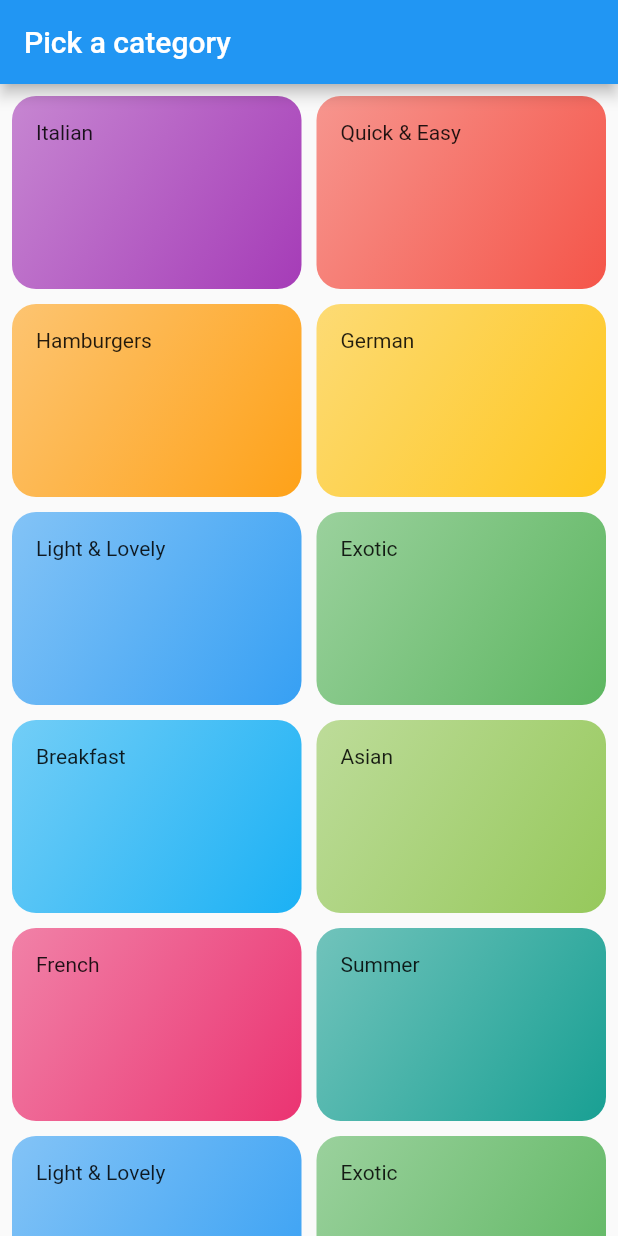
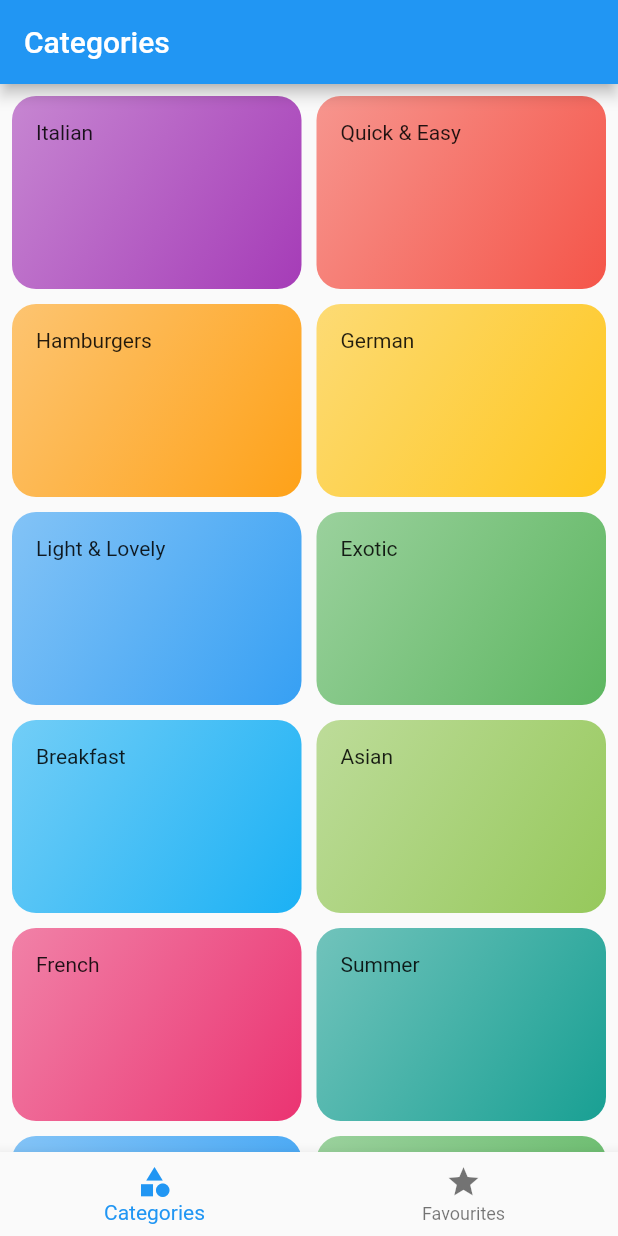
Before and after one commit to analyst097/meals_app, a Flutter app: the screen it shows after launch, on a phone screen of 412 x 824 dp. Run offline on Flutter 3.47's test engine with Material 2 defaults, Android fonts, the phone set to English and light mode, and no system bars; our stand-ins replace transparent_image.

Commit message:
added tabs view and meal details screen.

```diff
--- a/lib/main.dart
+++ b/lib/main.dart
@@ -1,5 +1,6 @@
 import 'package:flutter/material.dart';
 import 'package:meals_app/screens/categories.screen.dart';
+import 'package:meals_app/screens/tabs.screen.dart';
 
 
 final theme = ThemeData(
@@ -21,7 +22,7 @@ class App extends StatelessWidget {
   Widget build(BuildContext context) {
     return const MaterialApp(
         // theme: theme,
-        home: CategoriesScreen()
+        home: TabsScreen()
     );
   }
 }
--- a/lib/screens/categories.screen.dart
+++ b/lib/screens/categories.screen.dart
@@ -10,11 +10,7 @@ class CategoriesScreen extends StatelessWidget {
 
   @override
   Widget build(BuildContext context) {
-    return Scaffold(
-      appBar: AppBar(
-        title: const Text("Pick a category"),
-      ),
-      body: GridView(
+    return GridView(
       padding: const EdgeInsets.all(8),
       gridDelegate: const SliverGridDelegateWithFixedCrossAxisCount(
           crossAxisCount: 2,
@@ -26,7 +22,6 @@ class CategoriesScreen extends StatelessWidget {
         for (final el in availableCategories)
           CategoryGridItem(category: el, selectCategory: _selectCategory,)
       ],
-      ),
     );
   }
 
--- a/lib/screens/meals.screen.dart
+++ b/lib/screens/meals.screen.dart
@@ -17,7 +17,7 @@ class MealsScreen extends StatelessWidget {
   Widget build(BuildContext context) {
     Widget content;
     if(meals.isEmpty){
-      content = const Center(child: Text("No Meals."),);
+      content = const Center(child: Text("Nothing here."),);
     } else {
       content = ListView.builder(
           itemCount: meals.length,
--- /dev/null
+++ b/lib/screens/tabs.screen.dart
@@ -0,0 +1,48 @@
+import 'package:flutter/material.dart';
+import 'package:meals_app/screens/categories.screen.dart';
+import 'package:meals_app/screens/meals.screen.dart';
+
+import '../data/data.dart';
+
+class TabsScreen extends StatefulWidget {
+  const TabsScreen({super.key});
+
+  @override
+  State<TabsScreen> createState() => _TabsScreenState();
+}
+
+class _TabsScreenState extends State<TabsScreen> {
+
+  int _activeTab = 0;
+
+  _selectPage(int index){
+    setState(() {
+      _activeTab = index;
+    });
+  }
+
+  @override
+  Widget build(BuildContext context) {
+    Widget _activePage = const CategoriesScreen();
+    String _activePageTitle = "Categories";
+    if(_activeTab == 1) {
+      _activePage = const MealsScreen(title: "Favorites", meals: []);
+      _activePageTitle = "My Favourites";
+    }
+
+    return Scaffold(
+      appBar: AppBar(
+        title: Text(_activePageTitle),
+      ),
+      body: _activePage,
+      bottomNavigationBar: BottomNavigationBar(
+        currentIndex: _activeTab,
+        onTap: (index){_selectPage(index);},
+          items: const [
+            BottomNavigationBarItem(icon: Icon(Icons.category), label: "Categories"),
+            BottomNavigationBarItem(icon: Icon(Icons.star), label: "Favourites"),
+          ]
+      ),
+    );
+  }
+}
```
Also changed, not shown: lib/screens/meal_details.screen.dart (added, +62 -0 lines), lib/widgets/meal_item.dart (+9 -2 lines). Lines whose indentation alone changed are shown as unchanged.
